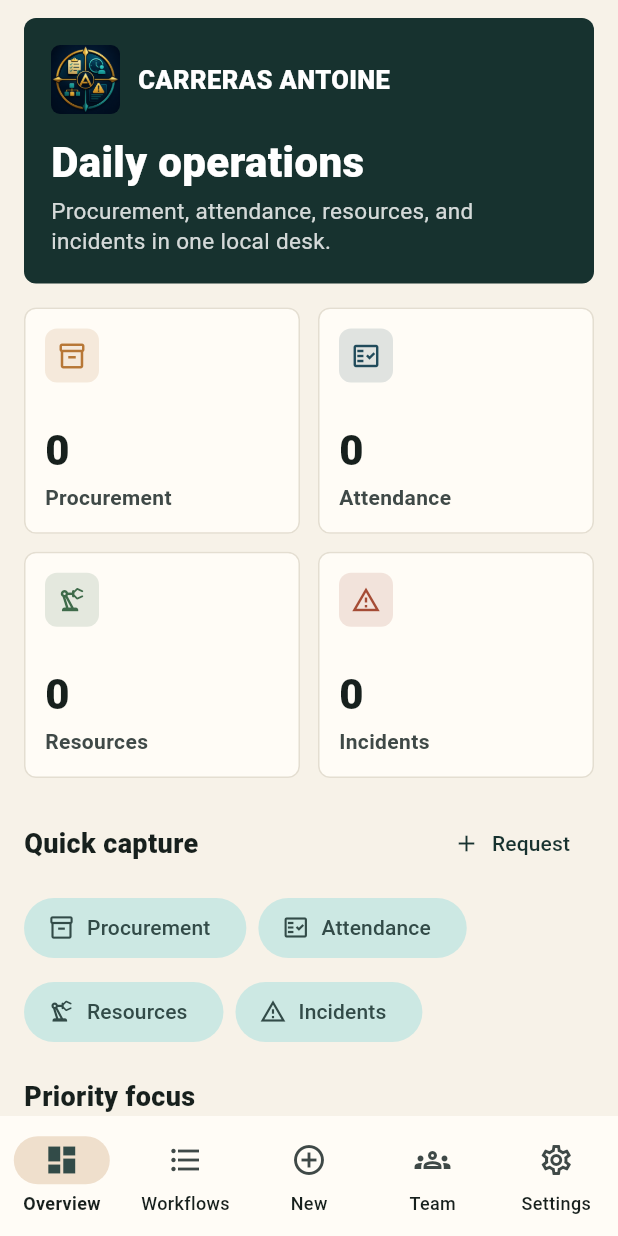
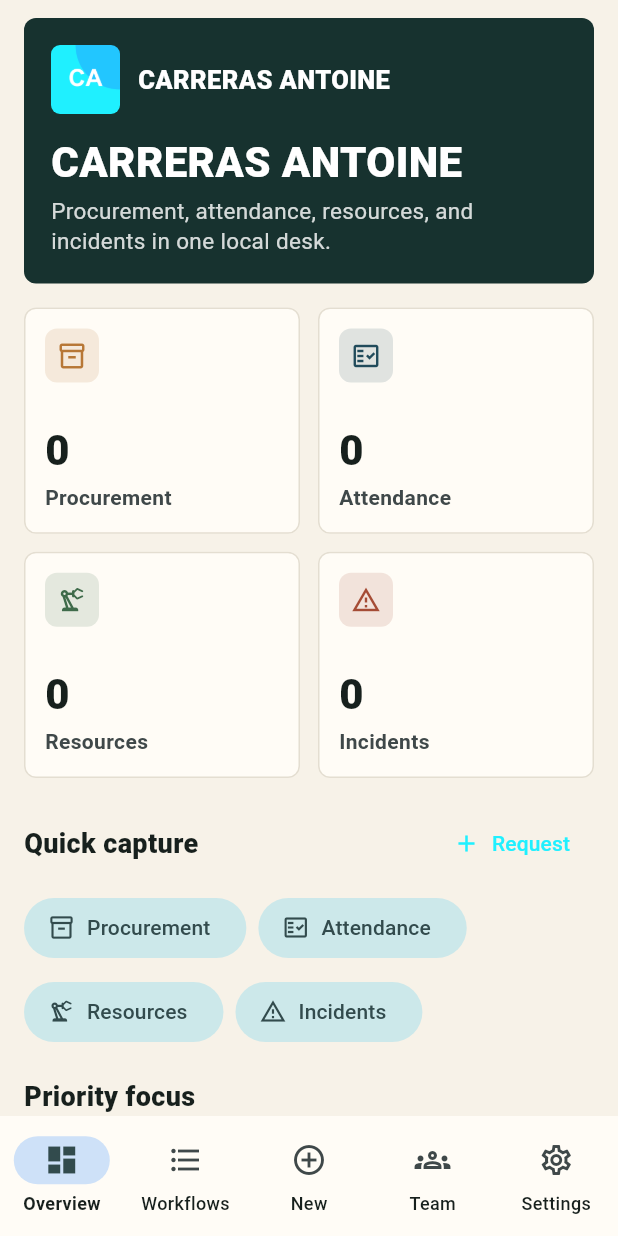
Before and after one commit to EOOrga/68d9d1041299230338d566f8, a Flutter app: the screen it shows after launch, on a phone screen of 412 x 824 dp. Run offline on Flutter 3.47's test engine with Material 3 defaults, Android fonts, the light colour scheme and no system bars; our stand-ins replace shared_preferences.

Commit message:
Create Flutter variant com.jimli.carrerasantoine

```diff
--- a/lib/main.dart
+++ b/lib/main.dart
@@ -16,9 +16,9 @@
 
   @override
   Widget build(BuildContext context) {
-    const primary = Color(0xFF17322F);
-    const secondary = Color(0xFFB77736);
-    const tertiary = Color(0xFF214B5B);
+    const primary = Color(0xFF1FF0FF);
+    const secondary = Color(0xFF1F80FF);
+    const tertiary = Color(0xFF2E1FFF);
     const background = Color(0xFFF7F2E8);
 
     final baseScheme =
@@ -504,7 +504,7 @@
       padding: const EdgeInsets.fromLTRB(16, 12, 16, 24),
       children: [
         const BrandHeader(
-          title: 'Daily operations',
+          title: 'CARRERAS ANTOINE',
           subtitle:
               'Procurement, attendance, resources, and incidents in one local desk.',
         ),
--- a/pubspec.yaml
+++ b/pubspec.yaml
@@ -1,4 +1,4 @@
-name: carreras_antoine
+name: carrerasantoine
 description: "Offline operations app for CARRERAS ANTOINE."
 publish_to: 'none'
 version: 1.0.0+1
@@ -27,6 +27,6 @@
   android: true
   ios: false
   image_path: docs/icon.png
-  adaptive_icon_background: "#F7F2E8"
+  adaptive_icon_background: "#2E1FFF"
   adaptive_icon_foreground: docs/icon.png
   min_sdk_android: 23
```
Also changed, not shown: docs/icon.png, 11 other files.
